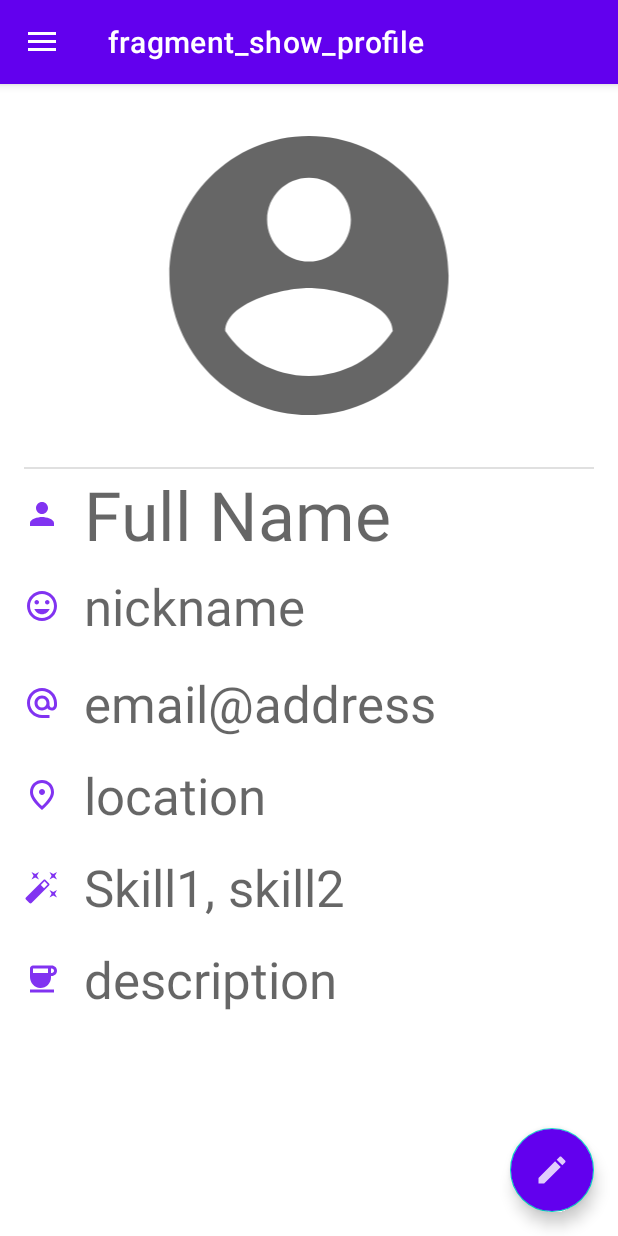
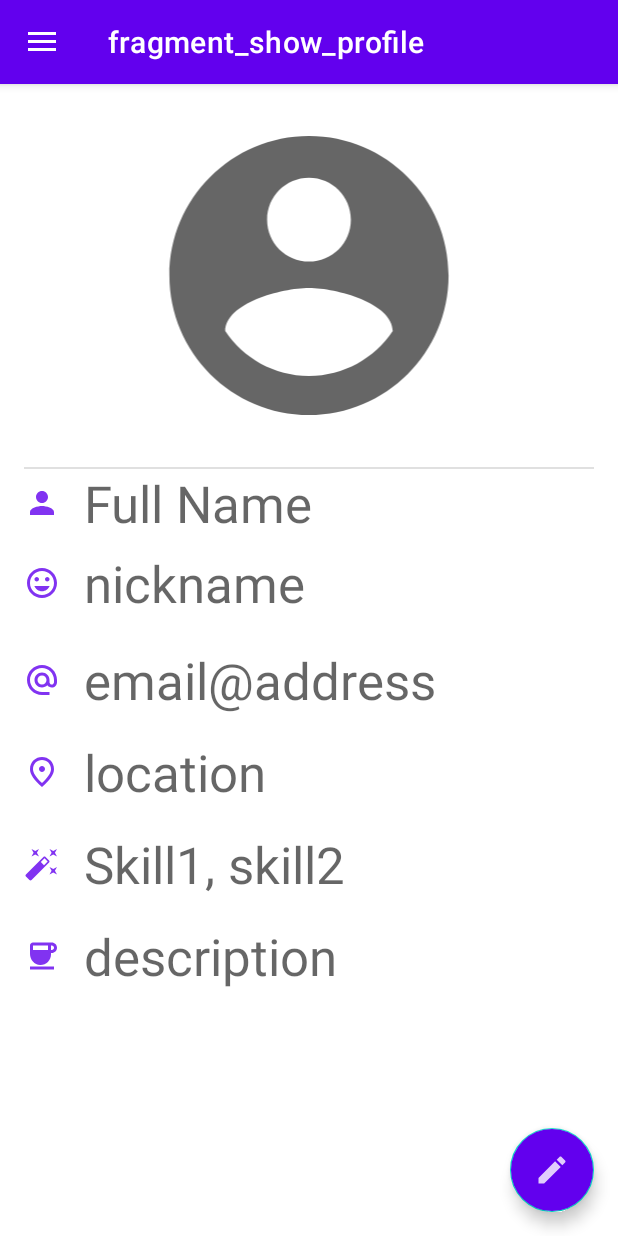
Before and after one commit to Banouie/G30Lab2MobileDev, an Android app: the screen it shows after launch (MainActivity), in the side drawer, after a tap on "Show Profile", on a phone screen of 412 x 824 dp. Run offline under Robolectric (Android 15) with nearby library versions, the light colour scheme and no system bars; our stand-ins replace navigation-ui.

Commit message:
Deleted useless layout in ShowProfile

```diff
--- a/app/src/main/res/layout/fragment_show_profile.xml
+++ b/app/src/main/res/layout/fragment_show_profile.xml
@@ -21,11 +21,6 @@
         app:layout_constraintEnd_toEndOf="parent"
         app:srcCompat="@drawable/ic_edit_white"
         app:tint="@color/white" />
-
-    <LinearLayout
-        android:layout_width="match_parent"
-        android:layout_height="match_parent"
-        android:orientation="vertical">
 
 
     <LinearLayout
@@ -76,7 +71,7 @@
                     android:drawableStart="@drawable/ic_person"
                     android:drawablePadding="16dp"
                     android:text="Full Name"
-                        android:textAppearance="@style/TextAppearance.AppCompat.Display2"
+                    android:textAppearance="@style/TextAppearance.AppCompat.Display1"
                     app:layout_constraintBottom_toTopOf="@+id/show_nickname"
                     app:layout_constraintEnd_toEndOf="parent"
                     app:layout_constraintStart_toStartOf="parent"
@@ -154,7 +149,5 @@
 
     </LinearLayout>
 
-    </LinearLayout>
-
 
 </androidx.constraintlayout.widget.ConstraintLayout>
```
Also changed, not shown: app/src/main/res/values/styles.xml (+7 -1 lines). Lines whose indentation alone changed are shown as unchanged.
